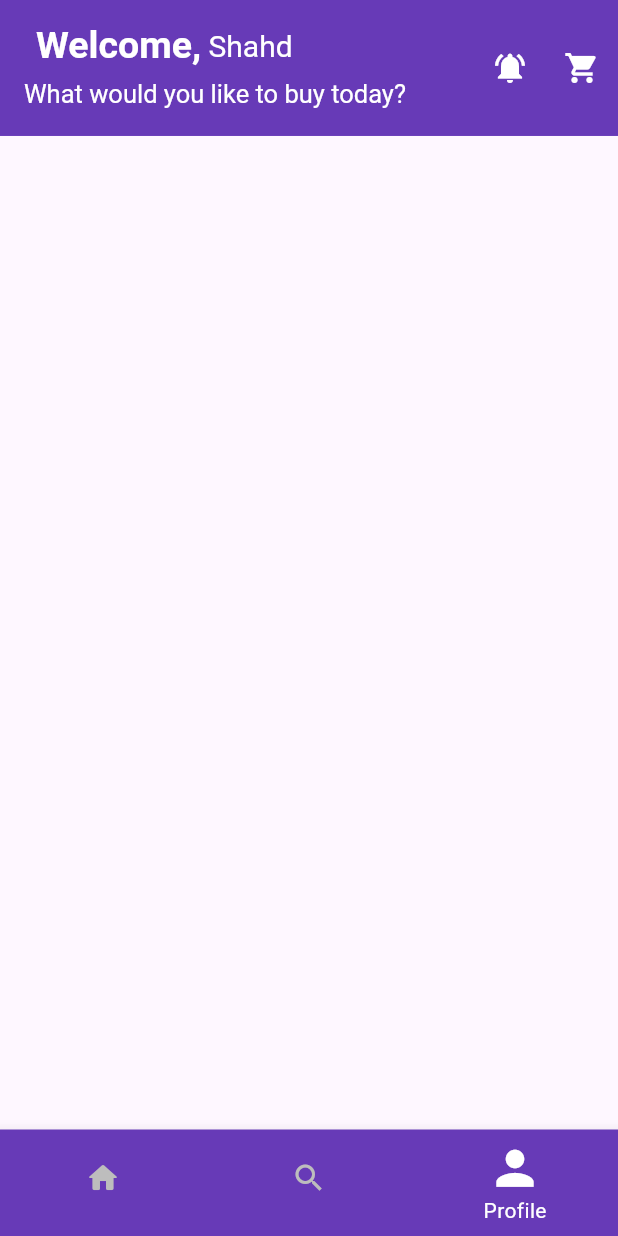
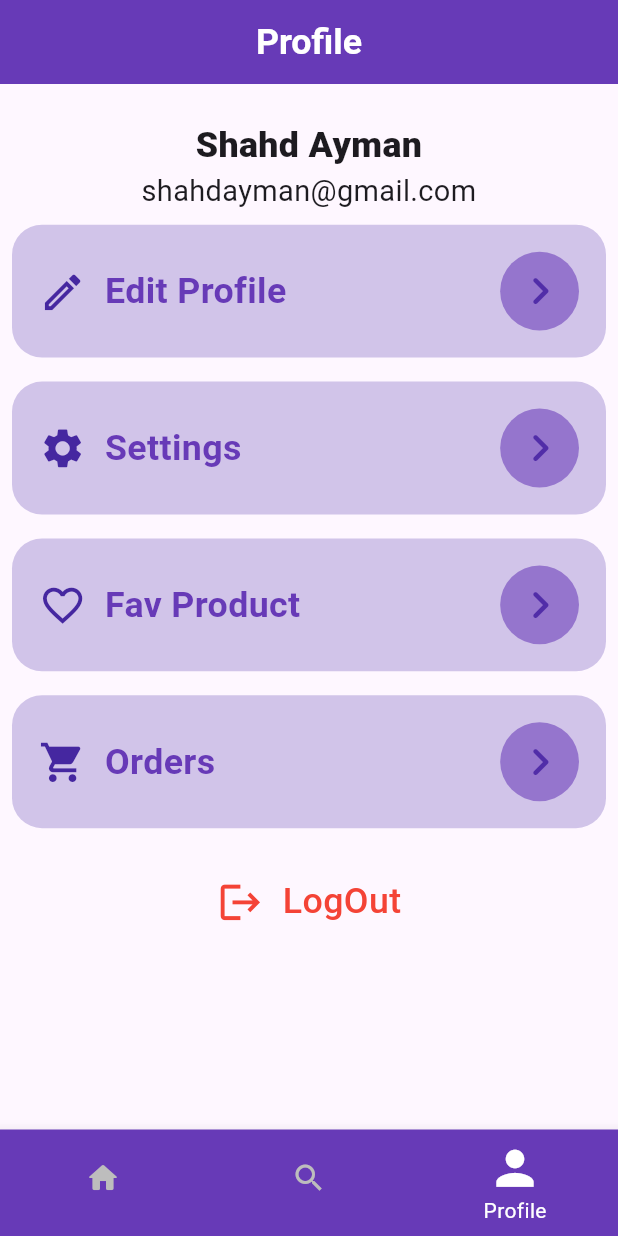
Before and after one commit to SHahdAyman20/e_commerce_app, a Flutter app: the screen it shows after launch, item 3 of the bottom bar chosen, on a phone screen of 412 x 824 dp. Run offline on Flutter 3.47's test engine with Material 3 defaults, Android fonts, the phone set to English and light mode, and no system bars; our stand-ins replace dio, flutter_bloc, flutter_svg, responsive_sizer, shared_preferences.

Commit message:
commit save profile screen

```diff
--- a/lib/screens/e_main_screen.dart
+++ b/lib/screens/e_main_screen.dart
@@ -1,4 +1,5 @@
 import 'package:e_commerce_app/screens/e_home_screen.dart';
+import 'package:e_commerce_app/screens/profile_screen.dart';
 import 'package:e_commerce_app/widgets/bottom_nav_bar.dart';
 import 'package:flutter/material.dart';
 
@@ -12,23 +13,17 @@ class EMainScreen extends StatefulWidget {
 class _EMainScreenState extends State<EMainScreen> {
   int currentIndex = 0;
 
-  final List<String> title = [
-    'Home',
-    'Search',
-    'Profile',
-  ];
-
   final List<Widget> screens =[
   const EHomeScreen(),
   const SizedBox(),
-  const SizedBox()
+   ProfileScreen()
   ];
 
   @override
   Widget build(BuildContext context) {
     final screenHeight = MediaQuery.of(context).size.height;
     return Scaffold(
-      appBar: AppBar(
+      appBar: currentIndex==0? AppBar(
         toolbarHeight: screenHeight * 0.11,
         backgroundColor: Colors.deepPurple,
         titleTextStyle:const TextStyle(
@@ -74,7 +69,7 @@ class _EMainScreenState extends State<EMainScreen> {
             icon: const Icon(Icons.shopping_cart,color: Colors.white,),
           ),
         ],
-      ),
+      ): null,
       body: screens[currentIndex],
       bottomNavigationBar: CategoriesBottomNavigationBar(
         currentIndex: currentIndex,
--- /dev/null
+++ b/lib/screens/profile_screen.dart
@@ -0,0 +1,142 @@
+import 'package:flutter/material.dart';
+import 'package:responsive_sizer/responsive_sizer.dart';
+
+class ProfileScreen extends StatefulWidget {
+  const ProfileScreen({super.key});
+
+  @override
+  State<StatefulWidget> createState() {
+    // TODO: implement createState
+    return ProfileScreenState();
+  }
+}
+
+class ProfileScreenState extends State<ProfileScreen> {
+  @override
+  Widget build(BuildContext context) {
+    // TODO: implement build
+    return Scaffold(
+      appBar: AppBar(
+        centerTitle: true,
+        backgroundColor: Colors.deepPurple,
+        title: Text(
+          'Profile',
+          style: TextStyle(
+              color: Colors.white,
+              fontSize: 20.sp,
+              fontWeight: FontWeight.w600),
+        ),
+      ),
+      body: Column(
+        crossAxisAlignment: CrossAxisAlignment.center,
+        children: [
+          SizedBox(
+            height: 20.sp,
+          ),
+          Align(
+            alignment: Alignment.center,
+            child: Text(
+              'Shahd Ayman',
+              textAlign: TextAlign.center,
+              style: TextStyle(
+                fontWeight: FontWeight.w800,
+                fontSize: 20.sp,
+              ),
+            ),
+          ),
+          Text(
+            'shahdayman@gmail.com',
+            textAlign: TextAlign.center,
+            style: TextStyle(
+              fontWeight: FontWeight.w400,
+              fontSize: 18.sp,
+            ),
+          ),
+          profileSections(
+            icon: const Icon(Icons.edit_outlined),
+            text: 'Edit Profile',
+            onPressed: () {},
+          ),
+          profileSections(
+            icon: const Icon(Icons.settings),
+            text: 'Settings',
+            onPressed: () {},
+          ),
+          profileSections(
+            icon: const Icon(Icons.favorite_border),
+            text: 'Fav Product',
+            onPressed: () {},
+          ),
+          profileSections(
+            icon: const Icon(Icons.shopping_cart),
+            text: 'Orders',
+            onPressed: () {},
+          ),
+          SizedBox(height: 20.sp,),
+          Row(
+            mainAxisAlignment: MainAxisAlignment.center,
+            children: [
+              Icon(
+                Icons.logout,
+                color: Colors.red,
+                size: 23.sp,
+              ),
+              Text(
+                '  LogOut',
+                textAlign: TextAlign.center,
+                style: TextStyle(
+                    fontWeight: FontWeight.w500,
+                    fontSize: 20.sp,
+                    color: Colors.red),
+              ),
+            ],
+          ),
+        ],
+      ),
+    );
+  }
+
+  Widget profileSections({
+    required Icon icon,
+    required String text,
+    required VoidCallback onPressed,
+  }) {
+    return Container(
+      padding: const EdgeInsets.all(18),
+      margin: const EdgeInsets.all(8),
+      decoration: BoxDecoration(
+          color: Colors.deepPurple[100],
+          borderRadius: BorderRadius.circular(20)),
+      child: Row(
+        children: [
+          Icon(
+            icon.icon,
+            color: Colors.deepPurple[800],
+            size: 23.sp,
+          ),
+          Text(
+            '  $text',
+            textAlign: TextAlign.center,
+            style: TextStyle(
+                fontWeight: FontWeight.w600,
+                fontSize: 20.sp,
+                color: Colors.deepPurple),
+          ),
+          const Spacer(),
+          CircleAvatar(
+            backgroundColor: Colors.deepPurple[300],
+            radius: 21.sp,
+            child: IconButton(
+              onPressed: onPressed,
+              icon: Icon(
+                Icons.navigate_next_rounded,
+                size: 25.sp,
+                color: Colors.deepPurple[700],
+              ),
+            ),
+          ),
+        ],
+      ),
+    );
+  }
+}
```
Also changed, not shown: lib/models/product_card_model.dart (+18 -18 lines), lib/screens/fav_product_screen.dart (added, +99 -0 lines), lib/screens/product_details_screen.dart (renamed from lib/screens/product_details.dart, +17 -5 lines), lib/widgets/product_card.dart (+13 -12 lines).
